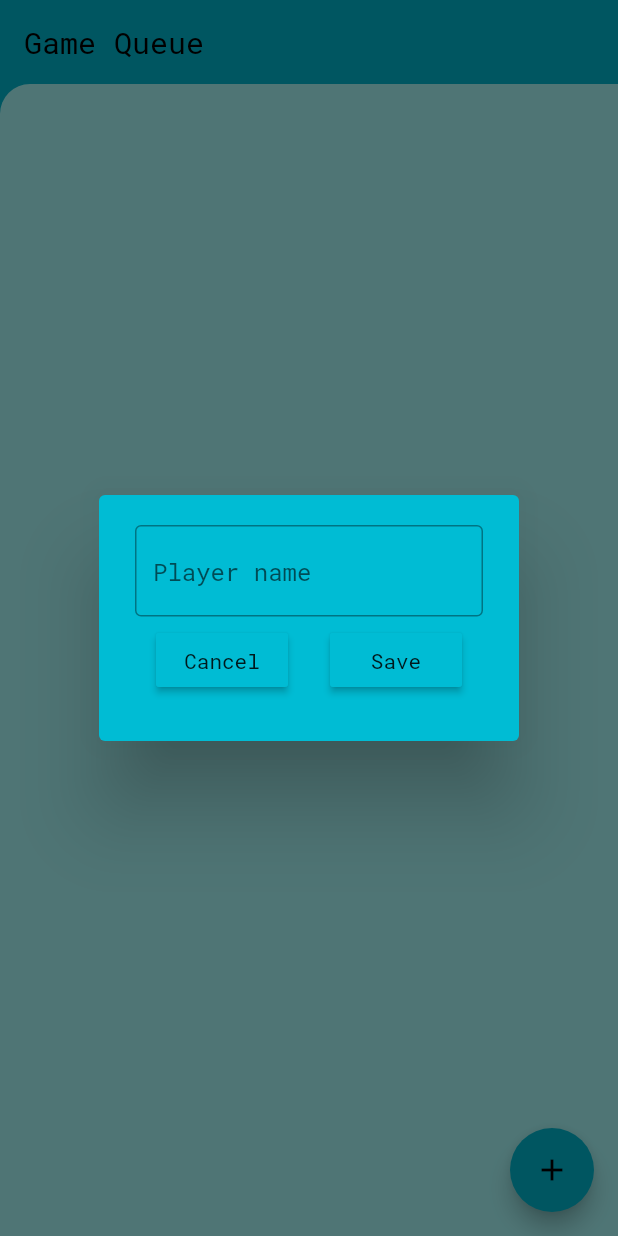
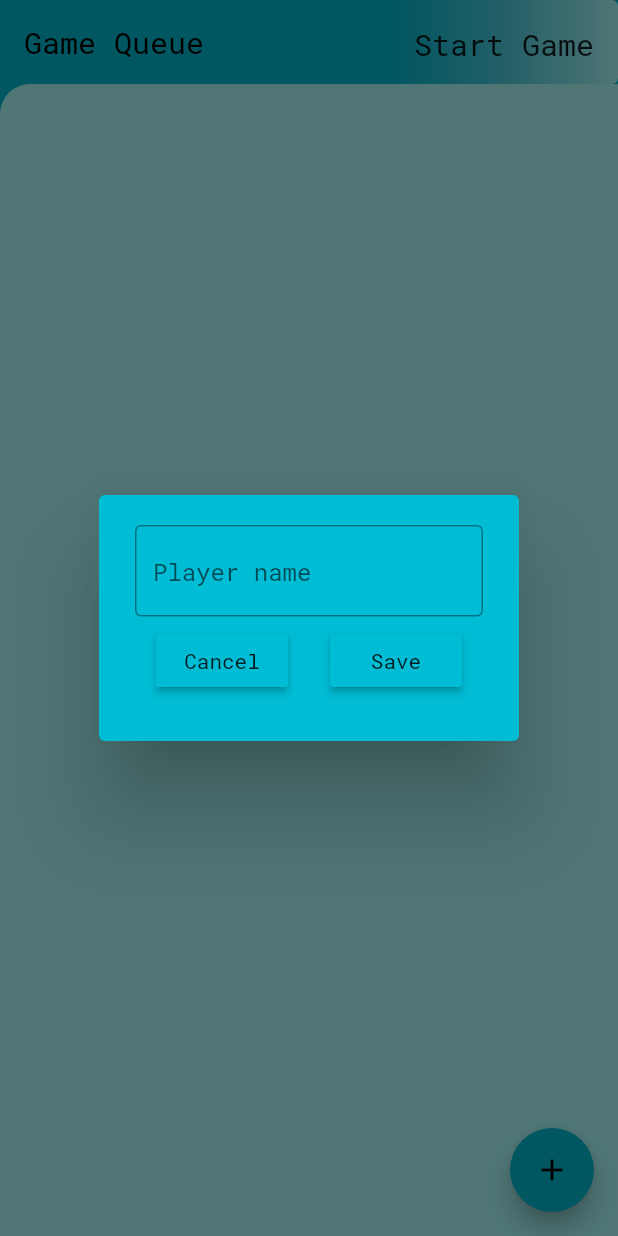
Before and after one commit to szymonW/game_queue, a Flutter app: the screen it shows after launch, after a tap on the "add" icon, on a phone screen of 412 x 824 dp. Run offline on Flutter 3.47's test engine with Material 2 defaults, Android fonts, the phone set to English and light mode, and no system bars; our stand-ins replace flutter_slidable, hive_flutter; accounts and stored records are empty.

Commit message:
Added Start Game button to Home page; Added Game page.

```diff
--- a/lib/main.dart
+++ b/lib/main.dart
@@ -21,7 +21,7 @@ class MyApp extends StatelessWidget {
   Widget build(BuildContext context) {
     return MaterialApp(
       debugShowCheckedModeBanner: false,
-      home: const HomePage(),
+      home: HomePage(),
       theme: ThemeData(primarySwatch: Colors.cyan)
     );
   }
--- a/lib/pages/home_page.dart
+++ b/lib/pages/home_page.dart
@@ -1,9 +1,10 @@
 import 'package:flutter/material.dart';
 import 'package:game_queue/utils/players_list.dart';
 import 'package:hive_flutter/hive_flutter.dart';
-
 import '../db/database.dart';
+import '../utils/app_buttons.dart';
 import '../utils/player_dialog_box.dart';
+import 'game_page.dart';
 
 class HomePage extends StatefulWidget {
   const HomePage({super.key});
@@ -58,6 +59,14 @@ class _HomePageState extends State<HomePage> {
     db.updateDB();
   }
 
+  //Start Game
+  void startGame(){
+    Navigator.push(
+      context,
+      MaterialPageRoute(builder: (context) => const GameRoute()),
+    );
+  }
+
   @override
   Widget build(BuildContext context) {
     return Scaffold(
@@ -65,7 +74,14 @@ class _HomePageState extends State<HomePage> {
       appBar: AppBar(
         title: const Text("Game Queue"),
         elevation: 0,
-      ),
+        backgroundColor: Theme.of(context).primaryColor,
+        actions: <Widget>[
+          AppBarButtons(
+            buttonName: "Start Game",
+            onPressed: startGame,
+          ),
+        ],
+        ),
       floatingActionButton: FloatingActionButton(
         onPressed: addPlayer,
         child: const Icon(Icons.add),
@@ -81,13 +97,13 @@ class _HomePageState extends State<HomePage> {
         padding: const EdgeInsets.only(bottom: 50.0),
         child: ListView.builder(
           itemCount: db.playerList.length,
-          itemBuilder: (context, index){
+          itemBuilder: (context, index) {
             return PlayersList(
               playerName: db.playerList[index][0],
               deletePlayer: (context) => deleteField(index),
             );
           },
-        ),
+        )
       )
     );
   }
--- a/lib/utils/app_buttons.dart
+++ b/lib/utils/app_buttons.dart
@@ -18,3 +18,45 @@ class AppButton extends StatelessWidget {
   }
 
 }
+
+class AppBarButtons extends StatelessWidget {
+  final String buttonName;
+  VoidCallback onPressed;
+
+  AppBarButtons({super.key,
+    required this.buttonName,
+    required this.onPressed});
+
+  @override
+  Widget build(BuildContext context) {
+    return ClipRRect(
+      borderRadius: BorderRadius.circular(4),
+      child: Stack(
+        children: <Widget>[
+          Positioned.fill(
+            child: Container(
+              decoration: const BoxDecoration(
+                gradient: LinearGradient(
+                  colors: <Color>[
+                    Colors.cyan,
+                    Color(0xFF4DD0E1),
+                    Color(0xFFACFFFF),
+                  ],
+                ),
+              ),
+            ),
+          ),
+          TextButton(
+            style: TextButton.styleFrom(
+              foregroundColor: Colors.black87,
+              padding: const EdgeInsets.all(16.0),
+              textStyle: const TextStyle(fontSize: 20),
+            ),
+            onPressed: onPressed,
+            child: Text(buttonName),
+          ),
+        ],
+      ),
+    );
+  }
+}
```
Also changed, not shown: lib/pages/game_page.dart (added, +32 -0 lines).
